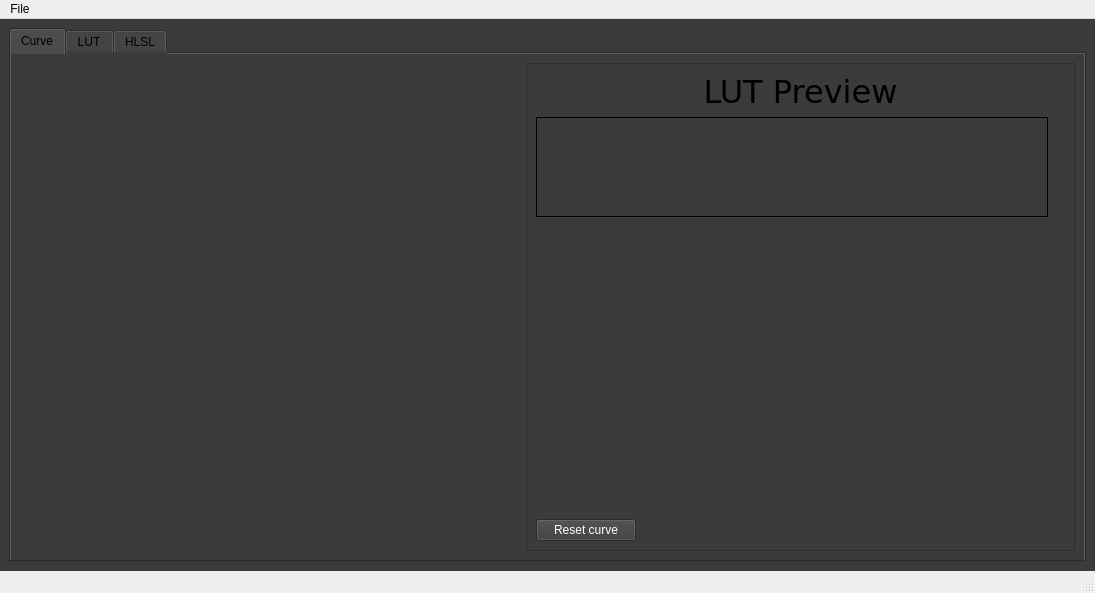
First picture: the form in mainwindow.ui, repository omriyaloz/Curve-Maker, before the edit.
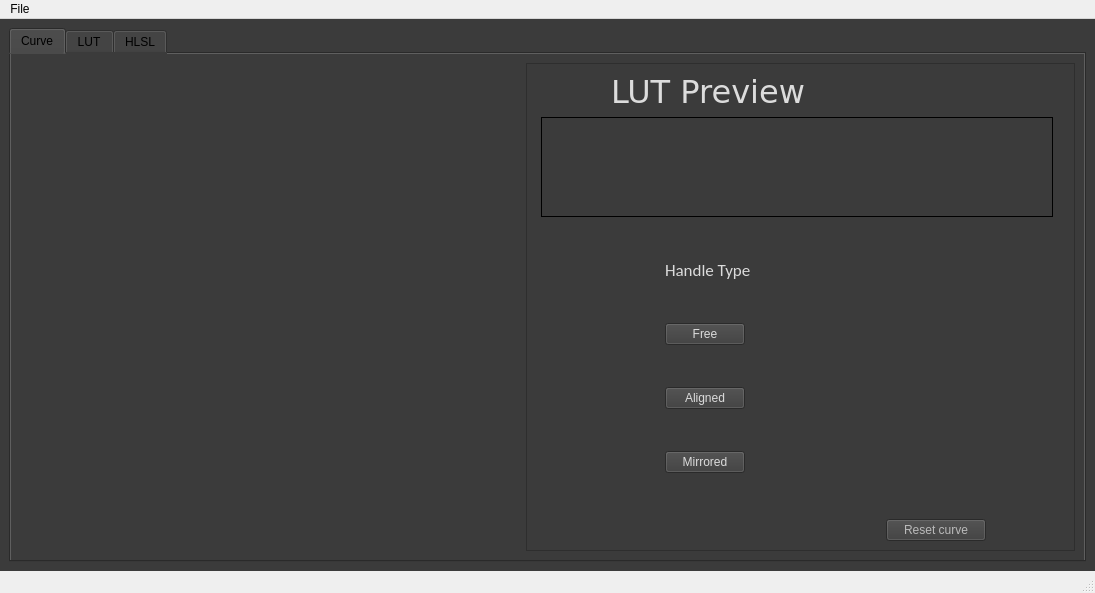
Second picture: the form after the edit. Custom widgets are drawn as their Qt base class.

Commit message: handle alignment buttons

```diff
--- a/mainwindow.ui
+++ b/mainwindow.ui
@@ -10,12 +10,24 @@
     <height>593</height>
    </rect>
   </property>
+  <property name="sizePolicy">
+   <sizepolicy hsizetype="Preferred" vsizetype="Preferred">
+    <horstretch>0</horstretch>
+    <verstretch>0</verstretch>
+   </sizepolicy>
+  </property>
   <property name="windowTitle">
    <string>CurveMaker 1.0</string>
   </property>
   <property name="styleSheet">
    <string notr="true"/>
   </property>
+  <property name="iconSize">
+   <size>
+    <width>24</width>
+    <height>24</height>
+   </size>
+  </property>
   <widget class="QWidget" name="centralwidget">
    <property name="styleSheet">
     <string notr="true">background-color: rgb(59, 59, 59);</string>
@@ -64,27 +76,8 @@
           <property name="frameShadow">
            <enum>QFrame::Shadow::Raised</enum>
           </property>
-          <layout class="QVBoxLayout" name="verticalLayout">
-           <item>
-            <widget class="QLabel" name="lutPreviewLabelText_3">
-             <property name="font">
-              <font>
-               <family>DejaVu Sans</family>
-               <pointsize>24</pointsize>
-              </font>
-             </property>
-             <property name="layoutDirection">
-              <enum>Qt::LayoutDirection::LeftToRight</enum>
-             </property>
-             <property name="text">
-              <string>LUT Preview</string>
-             </property>
-             <property name="alignment">
-              <set>Qt::AlignmentFlag::AlignCenter</set>
-             </property>
-            </widget>
-           </item>
-           <item>
+          <layout class="QGridLayout" name="gridLayout">
+           <item row="2" column="0" colspan="2">
             <widget class="QLabel" name="lutPreviewLabel_3">
              <property name="minimumSize">
               <size>
@@ -109,7 +102,7 @@
              </property>
             </widget>
            </item>
-           <item>
+           <item row="3" column="1">
             <spacer name="verticalSpacer">
              <property name="orientation">
               <enum>Qt::Orientation::Vertical</enum>
@@ -122,7 +115,122 @@
              </property>
             </spacer>
            </item>
-           <item>
+           <item row="1" column="0">
+            <widget class="QLabel" name="lutPreviewLabelText_3">
+             <property name="sizePolicy">
+              <sizepolicy hsizetype="Preferred" vsizetype="Preferred">
+               <horstretch>0</horstretch>
+               <verstretch>0</verstretch>
+              </sizepolicy>
+             </property>
+             <property name="font">
+              <font>
+               <family>DejaVu Sans</family>
+               <pointsize>24</pointsize>
+              </font>
+             </property>
+             <property name="layoutDirection">
+              <enum>Qt::LayoutDirection::LeftToRight</enum>
+             </property>
+             <property name="styleSheet">
+              <string notr="true">color: rgb(220, 220, 220);</string>
+             </property>
+             <property name="text">
+              <string>LUT Preview</string>
+             </property>
+             <property name="alignment">
+              <set>Qt::AlignmentFlag::AlignCenter</set>
+             </property>
+            </widget>
+           </item>
+           <item row="3" column="0">
+            <layout class="QGridLayout" name="gridLayout_2">
+             <item row="1" column="0">
+              <widget class="QPushButton" name="freeBtn">
+               <property name="sizePolicy">
+                <sizepolicy hsizetype="Fixed" vsizetype="Maximum">
+                 <horstretch>0</horstretch>
+                 <verstretch>0</verstretch>
+                </sizepolicy>
+               </property>
+               <property name="styleSheet">
+                <string notr="true">color: rgb(220, 220, 220);</string>
+               </property>
+               <property name="text">
+                <string>Free</string>
+               </property>
+               <property name="checkable">
+                <bool>true</bool>
+               </property>
+              </widget>
+             </item>
+             <item row="4" column="0">
+              <widget class="QPushButton" name="mirroredBtn">
+               <property name="sizePolicy">
+                <sizepolicy hsizetype="Maximum" vsizetype="Fixed">
+                 <horstretch>0</horstretch>
+                 <verstretch>0</verstretch>
+                </sizepolicy>
+               </property>
+               <property name="styleSheet">
+                <string notr="true">color: rgb(220, 220, 220);</string>
+               </property>
+               <property name="text">
+                <string>Mirrored</string>
+               </property>
+               <property name="checkable">
+                <bool>true</bool>
+               </property>
+              </widget>
+             </item>
+             <item row="0" column="0">
+              <widget class="QLabel" name="handleTypeLbl">
+               <property name="sizePolicy">
+                <sizepolicy hsizetype="Preferred" vsizetype="Maximum">
+                 <horstretch>0</horstretch>
+                 <verstretch>0</verstretch>
+                </sizepolicy>
+               </property>
+               <property name="font">
+                <font>
+                 <family>Calibri</family>
+                 <pointsize>13</pointsize>
+                 <bold>false</bold>
+                </font>
+               </property>
+               <property name="styleSheet">
+                <string notr="true">color: rgb(220, 220, 220);</string>
+               </property>
+               <property name="text">
+                <string>Handle Type</string>
+               </property>
+               <property name="alignment">
+                <set>Qt::AlignmentFlag::AlignLeading|Qt::AlignmentFlag::AlignLeft|Qt::AlignmentFlag::AlignVCenter</set>
+               </property>
+              </widget>
+             </item>
+             <item row="2" column="0">
+              <widget class="QPushButton" name="alignedBtn">
+               <property name="sizePolicy">
+                <sizepolicy hsizetype="Maximum" vsizetype="Fixed">
+                 <horstretch>0</horstretch>
+                 <verstretch>0</verstretch>
+                </sizepolicy>
+               </property>
+               <property name="styleSheet">
+                <string notr="true">color: rgb(220, 220, 220);</string>
+               </property>
+               <property name="text">
+                <string>Aligned</string>
+               </property>
+               <property name="checkable">
+                <bool>true</bool>
+               </property>
+              </widget>
+             </item>
+            </layout>
+           </item>
+           <item row="4" column="1">
             <widget class="QPushButton" name="resetButton">
              <property name="maximumSize">
               <size>
@@ -132,7 +240,7 @@
              </property>
              <property name="styleSheet">
               <string notr="true">
-color: rgb(255, 255, 255);</string>
+color: rgb(186, 186, 186);</string>
              </property>
              <property name="text">
               <string>Reset curve</string>
```
Left out of the diff: 27 changed lines with no effect on the pictures. The commit also changes 4 other files.
